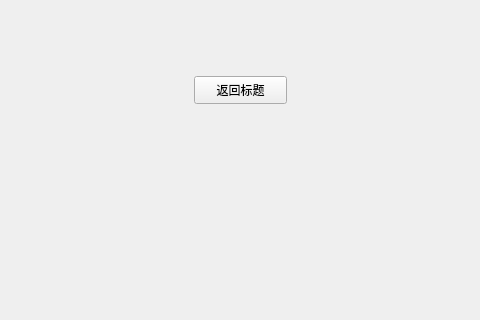
Qt form cgamedlg.ui (wgananh/Formal_Brmal_Bejeweled) before a commit; both pictures show x 156 to 636 and y 194 to 514 of the 800 by 600 pixel window.
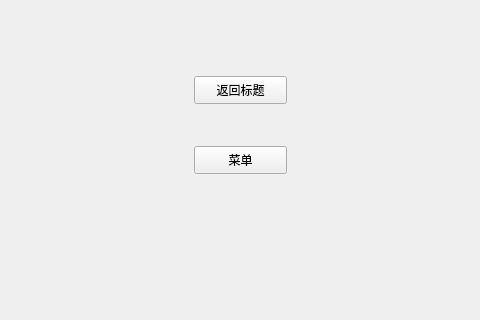
The same form after that commit.

Commit message: 5.17.21：07 修改GAME到MENU

What changed in the file:
```diff
--- a/cgamedlg.ui
+++ b/cgamedlg.ui
@@ -27,6 +27,19 @@
      <string>返回标题</string>
     </property>
    </widget>
+   <widget class="QPushButton" name="btn_gameToMenu">
+    <property name="geometry">
+     <rect>
+      <x>350</x>
+      <y>340</y>
+      <width>93</width>
+      <height>28</height>
+     </rect>
+    </property>
+    <property name="text">
+     <string>菜单</string>
+    </property>
+   </widget>
   </widget>
   <widget class="QMenuBar" name="menubar">
    <property name="geometry">
```
The commit also changes 9 other files.
